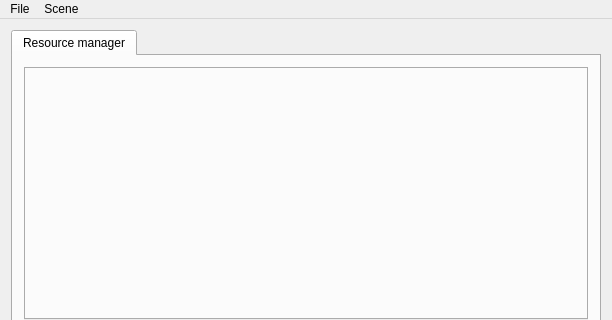
Qt form src/wte/ui/WtEditor.ui (spiricn/Wt) before a commit; both pictures show x 0 to 612 and y 0 to 320 of the 612 by 603 pixel window.
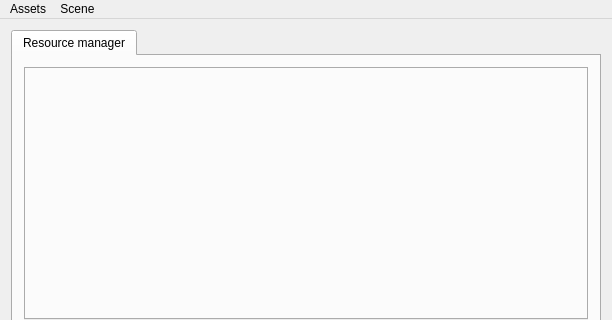
The same form after that commit. Icons and pictures are not drawn.

Commit message: Editor assets/scene loading reworked, project implementation added.

Patch:
```diff
--- a/src/wte/ui/WtEditor.ui
+++ b/src/wte/ui/WtEditor.ui
@@ -59,9 +59,9 @@
      <height>21</height>
     </rect>
    </property>
-   <widget class="QMenu" name="menuFile">
+   <widget class="QMenu" name="menuAssets">
     <property name="title">
-     <string>File</string>
+     <string>Assets</string>
     </property>
     <addaction name="actionNewResources"/>
     <addaction name="actionOpenResources"/>
@@ -84,7 +84,7 @@
     <addaction name="actionCreate_terrain"/>
     <addaction name="actionScreenshot"/>
    </widget>
-   <addaction name="menuFile"/>
+   <addaction name="menuAssets"/>
    <addaction name="menuScene"/>
   </widget>
   <widget class="QDockWidget" name="logDock">
```
Left out of the diff: 143 changed lines with no effect on the pictures. The commit also changes 49 other files.
